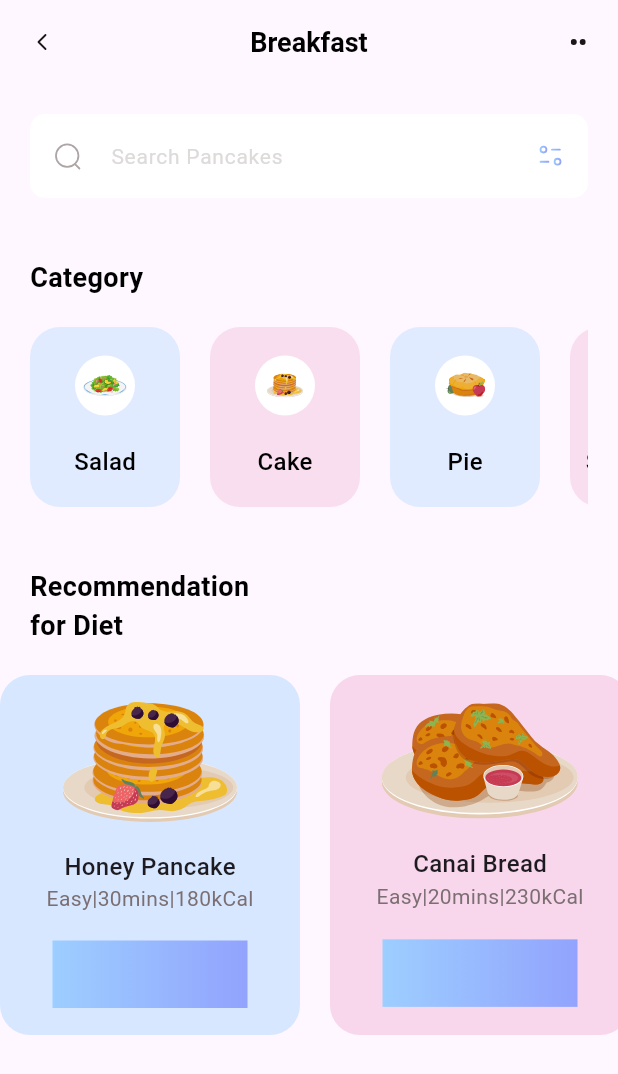
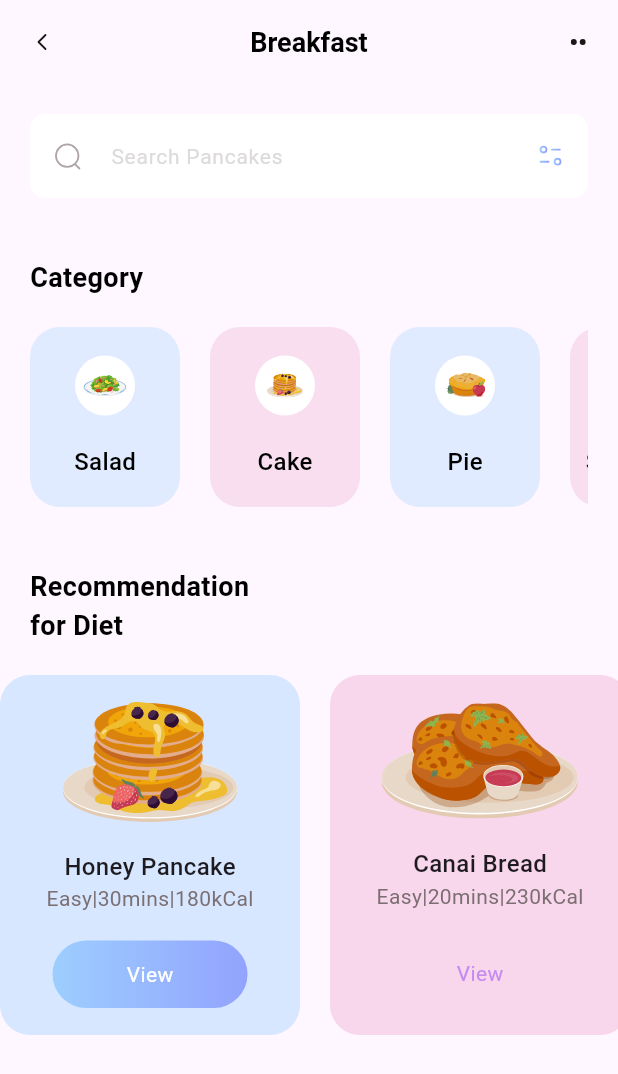
Before and after one commit to cintajay/fitness_app, a Flutter app: the screen it shows after launch, on a phone screen of 412 x 824 dp. Shown: the top 1074 px of the screen. Run offline on Flutter 3.47's test engine with Material 3 defaults, Android fonts, the phone set to English and light mode, and no system bars; our stand-ins replace flutter_svg.

Commit message:
viewIsSelected bool for colour change, extracted method

```diff
--- a/lib/pages/home.dart
+++ b/lib/pages/home.dart
@@ -39,7 +39,14 @@ class _HomePageState extends State<HomePage> {
             height: 20,
           ),
           _headerRecForDiet(),
-          Container(
+          _dietSection()
+        ],
+      ),
+    );
+  }
+
+  Container _dietSection() {
+    return Container(
           height: 240,
           child: ListView.separated(
             scrollDirection: Axis.horizontal,
@@ -68,7 +75,7 @@ class _HomePageState extends State<HomePage> {
                       Text(
                         diets[index].level +'|'+diets[index].duration +'|'+diets[index].calorie,
                         style: TextStyle(
-                            color: Color(0xff7B6F72)
+                          color:  Color(0xff7B6F72)
                         ),
                       ),
                     ],
@@ -76,13 +83,21 @@ class _HomePageState extends State<HomePage> {
                   Container(
                     height: 45,
                     width: 130,
+                    alignment: Alignment.center,
                     decoration: BoxDecoration(
                       gradient: LinearGradient(
                         colors: [
-                          Color(0xff9DCEFF),
-                          Color(0xff92A3FD)
+                          diets[index].viewIsSelected ? Color(0xff9DCEFF): Colors.transparent,
+                          diets[index].viewIsSelected ? Color(0xff92A3FD): Colors.transparent,
                         ]
-                        )
+                      ),
+                      borderRadius: BorderRadius.circular(50)
+                    ),
+                    child: Text(
+                      'View',
+                      style: TextStyle(
+                        color: diets[index].viewIsSelected ? Colors.white : Color(0xffC58BF2)
+                      ),
                     ),
                   )
                 ],
@@ -91,9 +106,6 @@ class _HomePageState extends State<HomePage> {
             },
             separatorBuilder: (context, index) => const SizedBox(width: 20),
             itemCount: diets.length
-            ),
-          )
-        ],
           ),
         );
   }
```
Lines whose indentation alone changed are shown as unchanged.
